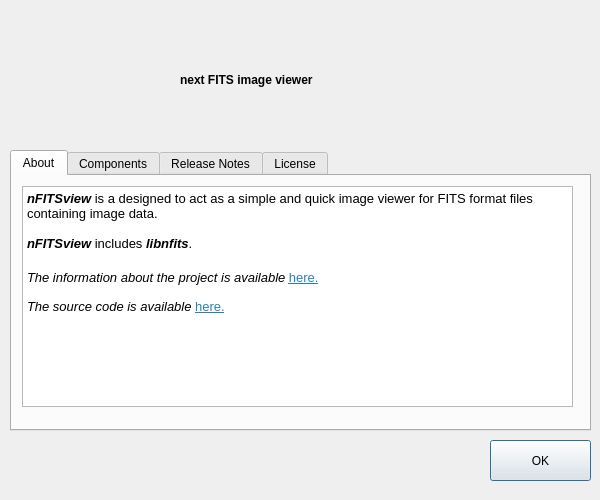
The window that aboutdialog.ui (surhh/nfitsview) describes before a commit, drawn with Qt 5.
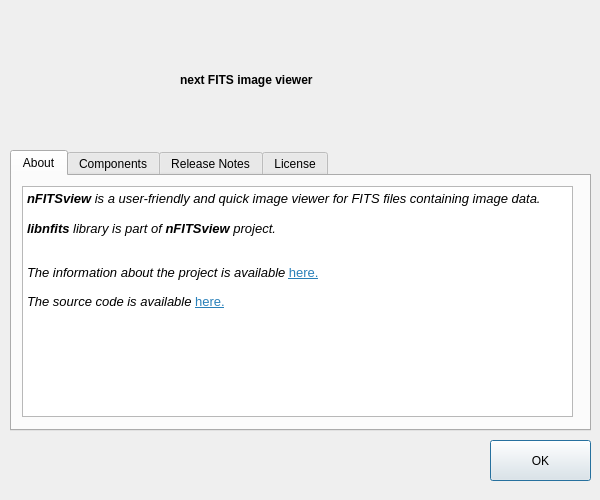
The same window after the commit. Icons and pictures are not drawn.

The edit to the form file:
```diff
--- a/aboutdialog.ui
+++ b/aboutdialog.ui
@@ -123,7 +123,7 @@
        <x>10</x>
        <y>10</y>
        <width>551</width>
-       <height>221</height>
+       <height>231</height>
       </rect>
      </property>
      <property name="html">
@@ -132,10 +132,11 @@
 p, li { white-space: pre-wrap; }
 hr { height: 1px; border-width: 0; }
 &lt;/style&gt;&lt;/head&gt;&lt;body style=&quot; font-family:'Sans Serif'; font-size:9pt; font-weight:400; font-style:normal;&quot;&gt;
-&lt;p style=&quot; margin-top:0px; margin-bottom:0px; margin-left:0px; margin-right:0px; -qt-block-indent:0; text-indent:0px;&quot;&gt;&lt;span style=&quot; font-family:'Noto Sans'; font-size:10pt; font-weight:600; font-style:italic;&quot;&gt;nFITSview&lt;/span&gt;&lt;span style=&quot; font-family:'Noto Sans'; font-size:10pt;&quot;&gt; is a designed to act as a simple and quick image viewer for FITS format files containing image data.&lt;/span&gt;&lt;/p&gt;
-&lt;p style=&quot;-qt-paragraph-type:empty; margin-top:0px; margin-bottom:0px; margin-left:0px; margin-right:0px; -qt-block-indent:0; text-indent:0px; font-family:'Noto Sans'; font-size:10pt;&quot;&gt;&lt;br /&gt;&lt;/p&gt;
-&lt;p style=&quot; margin-top:0px; margin-bottom:0px; margin-left:0px; margin-right:0px; -qt-block-indent:0; text-indent:0px;&quot;&gt;&lt;span style=&quot; font-family:'Noto Sans'; font-size:10pt; font-weight:600; font-style:italic;&quot;&gt;nFITSview &lt;/span&gt;&lt;span style=&quot; font-family:'Noto Sans'; font-size:10pt;&quot;&gt;includes &lt;/span&gt;&lt;span style=&quot; font-family:'Noto Sans'; font-size:10pt; font-weight:600; font-style:italic;&quot;&gt;libnfits&lt;/span&gt;&lt;span style=&quot; font-family:'Noto Sans'; font-size:10pt;&quot;&gt;.&lt;/span&gt;&lt;/p&gt;
-&lt;p style=&quot;-qt-paragraph-type:empty; margin-top:0px; margin-bottom:0px; margin-left:0px; margin-right:0px; -qt-block-indent:0; text-indent:0px; font-family:'Noto Sans'; font-size:12pt; font-weight:600; font-style:italic;&quot;&gt;&lt;br /&gt;&lt;/p&gt;
+&lt;p style=&quot; margin-top:0px; margin-bottom:0px; margin-left:0px; margin-right:0px; -qt-block-indent:0; text-indent:0px;&quot;&gt;&lt;span style=&quot; font-family:'Noto Sans'; font-size:10pt; font-weight:600; font-style:italic;&quot;&gt;nFITSview&lt;/span&gt;&lt;span style=&quot; font-family:'Noto Sans'; font-size:10pt; font-style:italic;&quot;&gt; is a user-friendly and quick image viewer for FITS files containing image data. &lt;/span&gt;&lt;/p&gt;
+&lt;p style=&quot;-qt-paragraph-type:empty; margin-top:0px; margin-bottom:0px; margin-left:0px; margin-right:0px; -qt-block-indent:0; text-indent:0px; font-family:'Noto Sans'; font-size:10pt; font-style:italic;&quot;&gt;&lt;br /&gt;&lt;/p&gt;
+&lt;p style=&quot; margin-top:0px; margin-bottom:0px; margin-left:0px; margin-right:0px; -qt-block-indent:0; text-indent:0px;&quot;&gt;&lt;span style=&quot; font-family:'Noto Sans'; font-size:10pt; font-weight:600; font-style:italic;&quot;&gt;libnfits &lt;/span&gt;&lt;span style=&quot; font-family:'Noto Sans'; font-size:10pt; font-style:italic;&quot;&gt;library is part of &lt;/span&gt;&lt;span style=&quot; font-family:'Noto Sans'; font-size:10pt; font-weight:600; font-style:italic;&quot;&gt;nFITSview&lt;/span&gt;&lt;span style=&quot; font-family:'Noto Sans'; font-size:10pt; font-style:italic;&quot;&gt; project.&lt;/span&gt;&lt;/p&gt;
+&lt;p style=&quot;-qt-paragraph-type:empty; margin-top:0px; margin-bottom:0px; margin-left:0px; margin-right:0px; -qt-block-indent:0; text-indent:0px; font-family:'Noto Sans'; font-size:10pt; font-style:italic;&quot;&gt;&lt;br /&gt;&lt;/p&gt;
+&lt;p style=&quot;-qt-paragraph-type:empty; margin-top:0px; margin-bottom:0px; margin-left:0px; margin-right:0px; -qt-block-indent:0; text-indent:0px; font-style:italic;&quot;&gt;&lt;br /&gt;&lt;/p&gt;
 &lt;p style=&quot; margin-top:0px; margin-bottom:0px; margin-left:0px; margin-right:0px; -qt-block-indent:0; text-indent:0px;&quot;&gt;&lt;span style=&quot; font-family:'Noto Sans'; font-size:10pt; font-style:italic;&quot;&gt;The information about the project is available &lt;/span&gt;&lt;a href=&quot;https://surhh.github.io&quot;&gt;&lt;span style=&quot; font-family:'Noto Sans'; font-size:10pt; text-decoration: underline; color:#2980b9;&quot;&gt;here.&lt;/span&gt;&lt;/a&gt;&lt;/p&gt;
 &lt;p style=&quot;-qt-paragraph-type:empty; margin-top:0px; margin-bottom:0px; margin-left:0px; margin-right:0px; -qt-block-indent:0; text-indent:0px;&quot;&gt;&lt;br /&gt;&lt;/p&gt;
 &lt;p style=&quot; margin-top:0px; margin-bottom:0px; margin-left:0px; margin-right:0px; -qt-block-indent:0; text-indent:0px;&quot;&gt;&lt;span style=&quot; font-family:'Noto Sans'; font-size:10pt; font-style:italic;&quot;&gt;The source code is available &lt;/span&gt;&lt;a href=&quot;https://github.com/surhh/nfitsview&quot;&gt;&lt;span style=&quot; font-family:'Noto Sans'; font-size:10pt; text-decoration: underline; color:#2980b9;&quot;&gt;here.&lt;/span&gt;&lt;/a&gt;&lt;/p&gt;&lt;/body&gt;&lt;/html&gt;</string>
```
Left out of the diff: 3 changed lines with no effect on the pictures.
